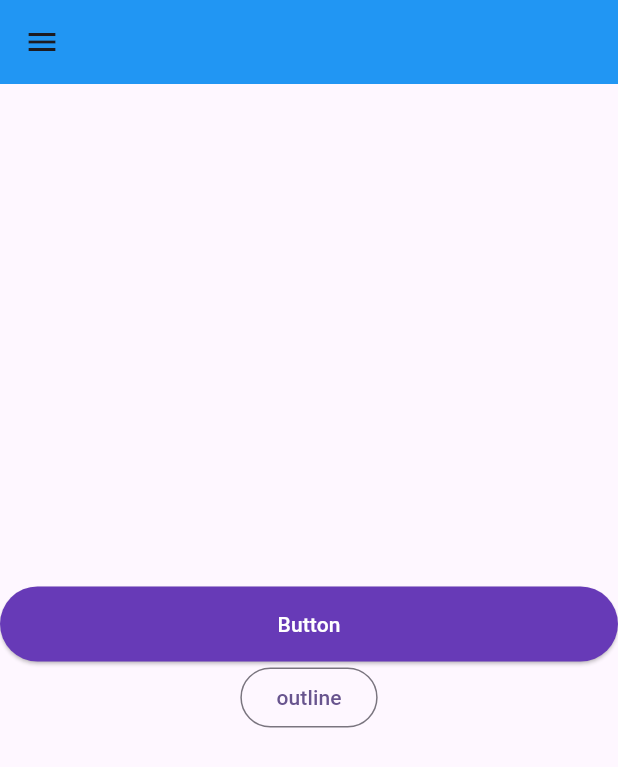
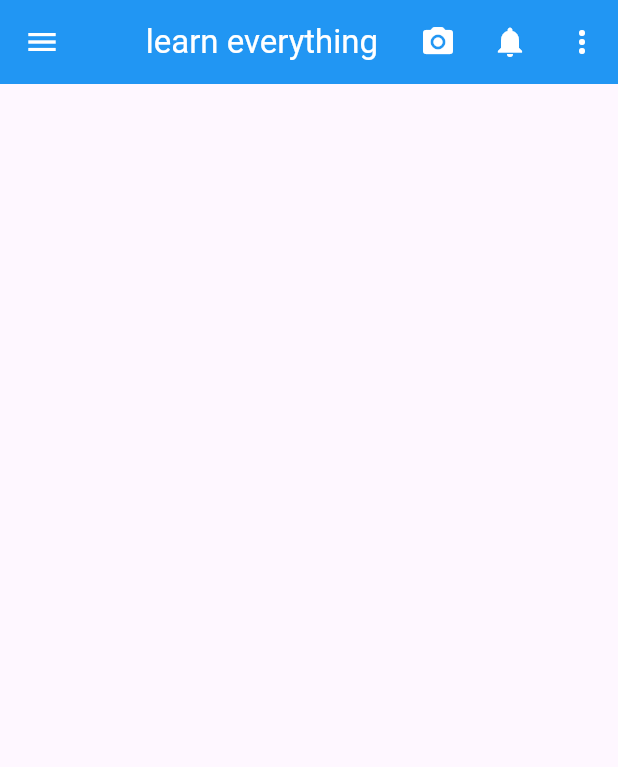
Before and after one commit to rifathosenofficial2023/flutter_explore, a Flutter app: the screen it shows after launch, on a phone screen of 412 x 824 dp. Shown: the top 767 px of the screen. Run offline on Flutter 3.47's test engine with Material 3 defaults, Android fonts, the phone set to English and light mode, and no system bars.

Commit message:
appber code

```diff
--- a/lib/main.dart
+++ b/lib/main.dart
@@ -1,5 +1,6 @@
 import 'package:flutter/material.dart';
-import 'package:flutter_day_01/screen2.dart';
+import 'package:flutter_day_01/views/login_screen.dart';
+
 
 void main() {
   runApp(const MyApp());
@@ -13,29 +14,16 @@ class MyApp extends StatelessWidget {
   Widget build(BuildContext context) {
     return MaterialApp(
       debugShowCheckedModeBanner: false,
-      title: 'Flutter Day o1',
       theme: ThemeData(
-        colorScheme: ColorScheme.fromSeed(seedColor: Colors.deepPurple),
+        primarySwatch: Colors.red,
       ),
-      home: Screen2(),
+      darkTheme: ThemeData(
+        primarySwatch: Colors.amber
+      ),
+      themeMode: ThemeMode.light,
+      title: 'THis is title',
+      color: Colors.red,
+      home: LoginScreen(),
     );
   }
 }
-
-class MyHomePage extends StatelessWidget {
-  const MyHomePage({super.key});
-
-  @override
-  Widget build(BuildContext context) {
-    return Scaffold(
-      appBar: AppBar(
-        backgroundColor: Colors.amber,
-        title: const Text("flutter explore"),
-
-      ),
-      body: Center(
-        child: Text("hw are you?"),
-      ),
-    );
-  }
-}
--- /dev/null
+++ b/lib/views/login_screen.dart
@@ -0,0 +1,33 @@
+import 'package:flutter/material.dart';
+
+class LoginScreen extends StatefulWidget {
+  const LoginScreen({super.key});
+
+  @override
+  State<LoginScreen> createState() => _LoginScreenState();
+}
+
+class _LoginScreenState extends State<LoginScreen> {
+  @override
+  Widget build(BuildContext context) {
+    return Scaffold(
+      appBar: AppBar(
+        backgroundColor: Colors.blue,
+        foregroundColor: Colors.white,
+        leading: IconButton(onPressed: (){
+
+        }, icon: Icon(Icons.menu)),
+        title: const Text("learn everything"),
+        centerTitle: true,
+        actions: [
+          IconButton(onPressed: (){}, icon: Icon(Icons.camera_alt_rounded)),
+          IconButton(onPressed: (){}, icon: Icon(Icons.notifications)),
+          IconButton(onPressed: (){}, icon: Icon(Icons.more_vert))
+        ],
+        elevation: 0,
+        shadowColor: Colors.amber,
+
+      ),
+    );
+  }
+}
```
